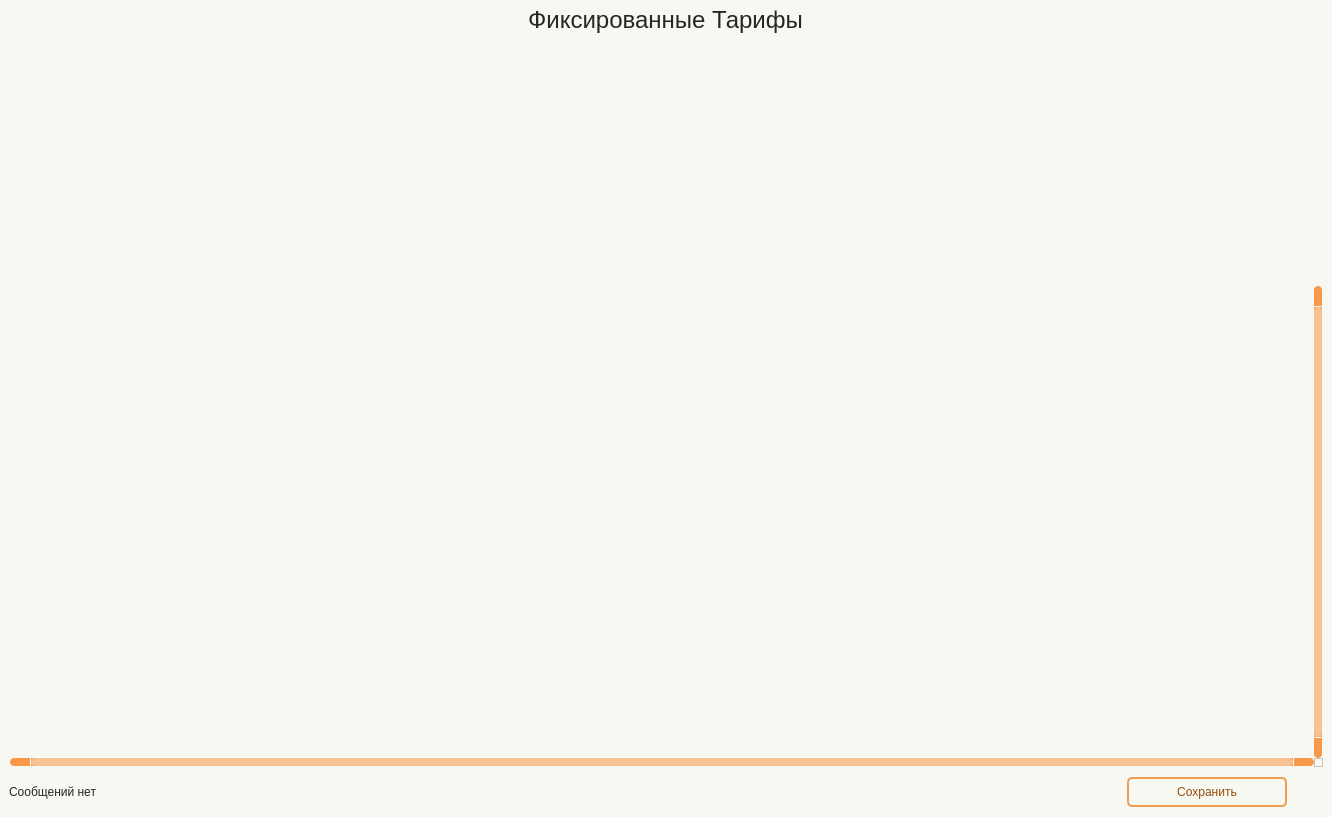
Qt form app/ui/windows/fixed_costs.ui (Masik84/Procurement_app) before a commit.
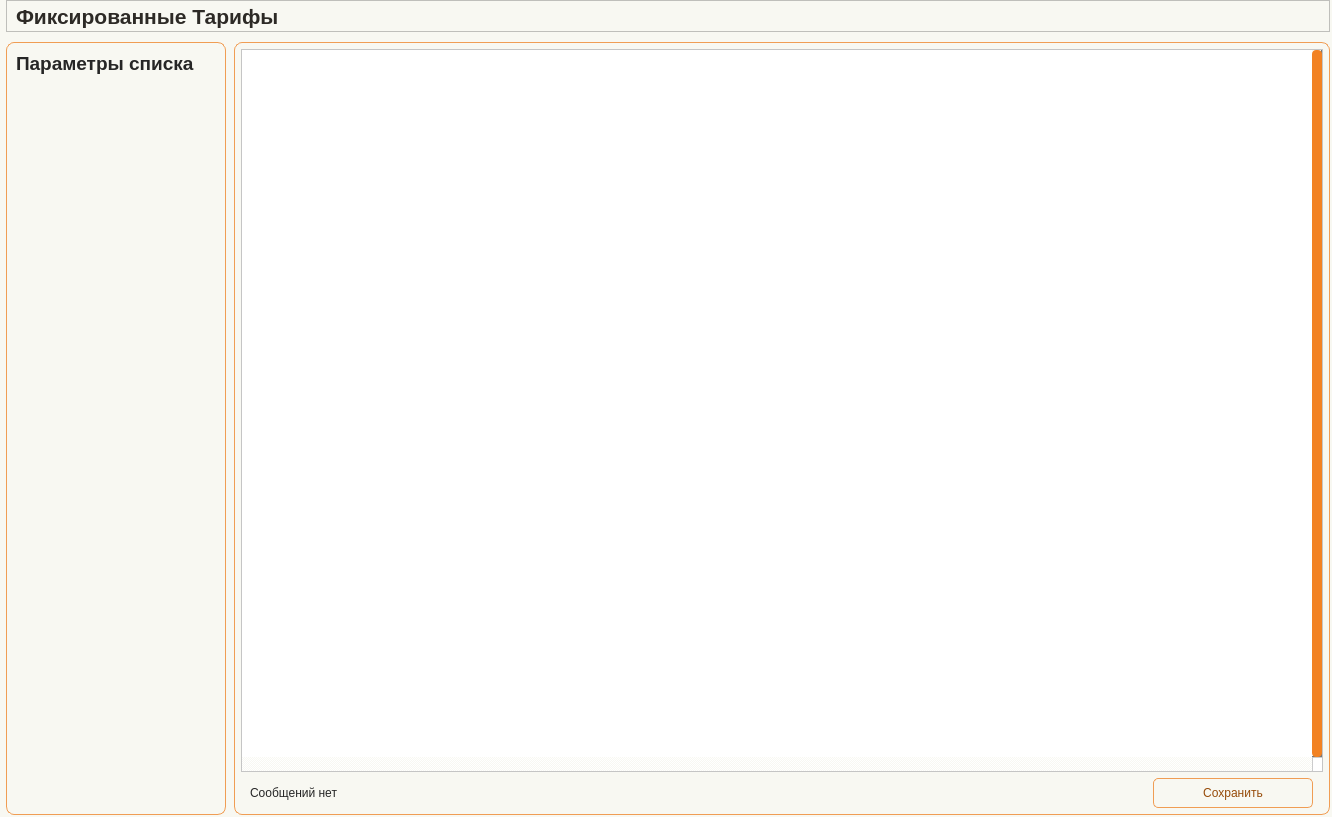
The same form after that commit. Icons and pictures are not drawn.

```diff
--- a/app/ui/windows/fixed_costs.ui
+++ b/app/ui/windows/fixed_costs.ui
@@ -20,411 +20,85 @@
    <string>Form</string>
   </property>
   <property name="styleSheet">
-   <string notr="true">Form.QWidget{border: 2px solid #f28223;}
+   <string notr="true">/* ===== BASE PREVIEW STYLE FOR DESIGNER ===== */
 
-QWidget{
-	background-color: #f8f8f2;
+QWidget {
+    background-color: #f8f8f2;
+    color: #262626;
+    font: 10pt &quot;Tahoma&quot;;
 }
 
-#Title_label.QLabel {
-color: #262626;
-font: 18pt &quot;Tahoma&quot;;
-}
+/* ===== LABELS ===== */
 
 QLabel {
-color: #262626;
-font: 10pt &quot;Tahoma&quot;;
+    color: #262626;
 }
 
+#Title_label {
+    font: 16pt &quot;Tahoma&quot;;
+    font-weight: 700;
+    color: #2D2A26;
+}
+
+QLabel#label_filter_title {
+    font: 14pt &quot;Tahoma&quot;;
+    font-weight: 700;
+}
+
+/* ===== INPUTS ===== */
+
+QLineEdit, QComboBox, QDateEdit {
+    border: 1px solid #f09d54;
+    border-radius: 3px;
+    padding: 2px;
+    background-color: #ffffff;
+    color: #262626;
+}
+
+/* ===== BUTTONS ===== */
+
 QPushButton {
-	border: 2px solid #f09d54;
-	border-radius: 5px;
-	background-color: #f8f8f2;
-	color: #964b09;
-	font: 10pt &quot;Tahoma&quot;;
-}
-
-QPushButton:hover {
-	background-color: #f28223;
-	color: #ffffff;
-}
-
-QPushButton:pressed {
-	background-color: #f28223;
-	border: 2px solid #f28223;
-	color: #ffffff;
-}
-
-
-QTableWidget {	
-	background-color: #f8f8f2;
-	padding: 10px;
-	border-radius: 5px;
-	gridline-color: #f8994a;
-    outline: none;
-	color: #262626;
-}
-QTableWidget::item{
-	border-color: #f8994a;
-	padding-left: 5px;
-	padding-right: 5px;
-	gridline-color: #f8994a;
-	color: #262626;
-	padding: 1px;
-    font: 7pt &quot;Tahoma&quot;; 
-}
-QTableWidget::item:selected{
-	background-color: #f28223;
-    color: #ffffff;
-}
-QTableWidget::item:editable {
-	background-color: #fff5cc;
-	border: #ffffff;
-}
-QTableWidget::item:focus {
-	background-color: #f28223;
-	border: 2px solid #ffffff;
-}
-QHeaderView::section{
-	background-color: #f8f8f2;
-	border: none;
-	border-style: none;
-}
-QTableWidget::horizontalHeader {	
-	background-color: #f8994a;
-	font: 10pt &quot;Tahoma&quot;;
-}
-QHeaderView::section:horizontal {
-    border: 1px solid #f8994a;
-	background-color: #ffd4af;
-	padding: 3px;
-	border-top-left-radius: 7px;
-    border-top-right-radius: 7px;
-    color: #262626;
-}
-QHeaderView::section:vertical {
-    border: 1px solid #f8994a;
-	color: #262626;
-}
-
-QLineEdit {
-	background-color: #f8f8f2;
-	border-radius: 5px;
-	border: 2px solid #f09d54;
-	padding-left: 10px;
-	selection-color: rgb(255, 255, 255);
-	selection-background-color: #f28223;
-    color: #262626;
-}
-QLineEdit:hover {
-	border: 2px solid #f28223;
-}
-QLineEdit:focus {
-	border: 2px solid #f28223;
-}
-
-/* Стили для множественного выбора */
-QListWidget {
-    background-color: #f8f8f2;
-    border: 2px solid #f09d54;
-    border-radius: 5px;
-    color: #262626;
-    font: 10pt &quot;Tahoma&quot;;
-}
-
-QListWidget::item {
-    padding: 5px;
-    border-bottom: 1px solid #f8994a;
-}
-
-QListWidget::item:selected {
-    background-color: #f28223;
-    color: #ffffff;
-}
-
-QListWidget::item:hover {
-    background-color: #ffd4af;
-}
-
-/* Улучшенная видимость чекбоксов */
-QCheckBox::indicator {
-    width: 16px;
-    height: 16px;
-}
-
-QCheckBox::indicator:unchecked {
-    border: 2px solid #f09d54;
-    background-color: #f8f8f2;
-    border-radius: 3px;
-}
-
-QCheckBox::indicator:checked {
-    border: 2px solid #f28223;
-    background-color: #f28223;
-    border-radius: 3px;
-    image: url(:/icon/icon/check.svg);
-}
-
-QCheckBox::indicator:hover {
-    border: 2px solid #f28223;
-}
-
-QComboBox {
-	background-color: #f8f8f2;
-	border-radius: 5px;
-	border: 2px solid #f09d54;
-	padding-left: 10px;
-	selection-color: #f28223;
-	selection-background-color: #f28223;
-    color: #262626;
-	font: 9pt &quot;Tahoma&quot;;
-}
-QComboBox:hover {
-	border: 2px solid #f28223;
-	
-}
-QComboBox:focus {
-	border: 2px solid #f28223;
-}
-
-QComboBox QAbstractItemView::item {
-	color: #262626;
-}
-QComboBox QAbstractItemView::item::selected {
-	background-color: #f09d54;
-	color: #ffffff;
-}
-
-QComboBox::down-arrow {
-	
-	image: url(:/icon/icon/chevron-down — копия — копия.svg);
-}
-QComboBox::drop-down {
-    subcontrol-origin: padding;
-    subcontrol-position: top right;
-    width: 15px;
-    border-left-width: 1px;
-    border-left-color: #f8994a;
-    border-left-style: solid; /* just a single line */
-    border-top-right-radius: 3px; /* same radius as the QComboBox */
-    border-bottom-right-radius: 3px;
-	color: #262626;
-}
-
-QScrollBar:horizontal {
-    border: none;
-    background: #f8994a;
-    height: 8px;
-    margin: 0px 21px 0 21px;
-	border-radius: 0px;
-}
-QScrollBar::handle:horizontal {
-    background: #f6c294;
-    min-width: 20px;
-	border-radius: 4px
-}
-QScrollBar::add-line:horizontal {
-    border: none;
-    background: #f8994a;
-    width: 20px;
-	border-top-right-radius: 4px;
-    border-bottom-right-radius: 4px;
-    subcontrol-position: right;
-    subcontrol-origin: margin;
-}
-QScrollBar::sub-line:horizontal {
-    border: none;
-    background: #f8994a;
-    width: 20px;
-	border-top-left-radius: 4px;
-    border-bottom-left-radius: 4px;
-    subcontrol-position: left;
-    subcontrol-origin: margin;
-}
-QScrollBar::up-arrow:horizontal, QScrollBar::down-arrow:horizontal
-{
-     background: none;
-}
-QScrollBar::add-page:horizontal, QScrollBar::sub-page:horizontal
-{
-     background: none;
-}
- QScrollBar:vertical {
-	border: none;
-    background-color: #f8994a;
-    width: 8px;
-    margin: 21px 0 21px 0;
-	border-radius: 0px;
- }
- QScrollBar::handle:vertical {	
-	background: #f6c294;
-    min-height: 25px;
-	border-radius: 4px
- }
- QScrollBar::add-line:vertical {
-     border: none;
-    background: #f8994a;
-     height: 20px;
-	border-bottom-left-radius: 4px;
-    border-bottom-right-radius: 4px;
-     subcontrol-position: bottom;
-     subcontrol-origin: margin;
- }
- QScrollBar::sub-line:vertical {
-	border: none;
-    background: #f8994a;
-     height: 20px;
-	border-top-left-radius: 4px;
-    border-top-right-radius: 4px;
-     subcontrol-position: top;
-     subcontrol-origin: margin;
- }
- QScrollBar::up-arrow:vertical, QScrollBar::down-arrow:vertical {
-     background: none;
- }
-
- QScrollBar::add-page:vertical, QScrollBar::sub-page:vertical {
-     background: none;
- }
-
-QDateEdit {
-    background-color: #f8f8f2;
-    border-radius: 5px;
-    border: 2px solid #f09d54;
-    padding-left: 10px; /* Add left padding */
-    padding-right: 10px; /* Add right padding to accommodate the dropdown arrow */
-    color: #262626;
-    font: 10pt &quot;Tahoma&quot;;
-    min-width: 80px; /* Minimum width to prevent text clipping */
-}
-
-QDateEdit:hover {
-    border: 2px solid #f28223;
-}
-
-QDateEdit:focus {
-    border: 2px solid #f28223;
-}
-
-QDateEdit::drop-down {
-    subcontrol-origin: padding;
-    subcontrol-position: top right;
-    width: 25px; /* Keep the dropdown arrow width */
-    border-left-width: 1px;
-    border-left-color: #f8994a;
-    border-left-style: solid;
-    border-top-right-radius: 3px;
-    border-bottom-right-radius: 3px;
-    background-color: #f8f8f2;
-}
-
-QDateEdit::down-arrow {
-	image: url(:/icon/icon/chevron-down — копия — копия.svg);
-    width: 16px;
-    height: 16px;
-}
-
-/* Calendar Styling */
-QCalendarWidget {
-    background-color: #f8f8f2;
-    border: 2px solid #f28223;
-    color: #262626;
-}
-
-QCalendarWidget QWidget {
-    color: #262626;
-}
-
-QCalendarWidget QAbstractItemView {
-    background-color: #f8f8f2;
-    selection-background-color: #f28223;
-    selection-color: #ffffff;
-}
-
-QCalendarWidget QToolButton {
-    background-color: #ffd4af;
-    color: #262626;
-    font: 10pt &quot;Tahoma&quot;;
-    border-radius: 3px;
-    padding: 5px;
-}
-
-QCalendarWidget QToolButton:hover {
-    background-color: #f28223;
-    color: #ffffff;
-}
-
-QCalendarWidget QMenu {
-    background-color: #f8f8f2;
-    border: 1px solid #f28223;
-}
-
-QCalendarWidget QSpinBox {
-    background-color: #f8f8f2;
-    color: #262626;
     border: 1px solid #f09d54;
+    border-radius: 5px;
+    background-color: #f8f8f2;
+    color: #964b09;
+    padding: 4px;
 }
 
-QCalendarWidget QSpinBox::up-button {
-    subcontrol-origin: border;
-    subcontrol-position: top right;
-    width: 15px;
-    border-left-width: 1px;
-    border-left-color: #f8994a;
-    border-left-style: solid;
-}
+/* ===== TABLE ===== */
 
-QCalendarWidget QSpinBox::down-button {
-    subcontrol-origin: border;
-    subcontrol-position: bottom right;
-    width: 15px;
-    border-left-width: 1px;
-    border-left-color: #f8994a;
-    border-left-style: solid;
+QTableWidget {
+    background-color: #ffffff;
+    gridline-color: #f28223;
+    selection-background-color: #f5d3b5;
+    selection-color: #262626;
 }
 
-QCalendarWidget QSpinBox::up-arrow {
-	image: url(:/icon/icon/chevron-up — копия — копия.svg);
-    width: 10px;
-    height: 10px;
+QHeaderView::section {
+    background-color: #f5d3b5;
+    border: 1px solid #f28223;
+    padding: 3px;
 }
 
-QCalendarWidget QSpinBox::down-arrow {
-	image: url(:/icon/icon/chevron-down — копия — копия.svg);
-    width: 10px;
-    height: 10px;
+/* ===== FRAMES ===== */
+
+QFrame#frame_LeftPanel, 
+QFrame#frame_RightPanel {
+    border: 1px solid #f28223;
+    border-radius: 5px;
 }
 
-QTabWidget::pane {
-    border: none;
+/* ===== SCROLL ===== */
+
+QScrollBar:vertical {
     background: #f8f8f2;
+    width: 10px;
 }
 
-QTabBar::tab {
-    background-color: #ffd4af;   /* как шапка таблицы */
-    color: #262626;
-    padding: 6px 12px;
-    min-height: 24px;
-    border: 1px solid #f8994a;
-    border-bottom: none;
-    margin-right: 2px;
-}
-
-QTabBar::tab:selected {
-    background-color: #f28223;
-    color: #ffffff;
-}
-
-QTabBar::tab:!selected {
-    background-color: #ffd4af;
-    color: #262626;
-}
-
-QTabBar::tab:hover:!selected {
-    background-color: #f6c294;
-    color: #262626;
-}
-</string>
+QScrollBar::handle:vertical {
+    background: #f28223;
+    border-radius: 4px;
+}</string>
   </property>
   <layout class="QHBoxLayout" name="horizontalLayout">
    <property name="leftMargin">
@@ -443,40 +117,70 @@
     <widget class="QWidget" name="widget" native="true">
      <layout class="QVBoxLayout" name="verticalLayout">
       <property name="spacing">
-       <number>0</number>
+       <number>10</number>
       </property>
       <property name="leftMargin">
-       <number>0</number>
+       <number>6</number>
       </property>
       <property name="topMargin">
        <number>0</number>
       </property>
       <property name="rightMargin">
+       <number>2</number>
+      </property>
+      <property name="bottomMargin">
+       <number>2</number>
+      </property>
+      <item>
+       <widget class="QFrame" name="frame">
+        <property name="minimumSize">
+         <size>
+          <width>0</width>
+          <height>32</height>
+         </size>
+        </property>
+        <property name="maximumSize">
+         <size>
+          <width>16777215</width>
+          <height>32</height>
+         </size>
+        </property>
+        <property name="frameShape">
+         <enum>QFrame::Shape::StyledPanel</enum>
+        </property>
+        <property name="frameShadow">
+         <enum>QFrame::Shadow::Raised</enum>
+        </property>
+        <layout class="QHBoxLayout" name="horizontalLayout_2">
+         <property name="spacing">
        <number>0</number>
       </property>
+         <property name="topMargin">
+          <number>0</number>
+         </property>
       <property name="bottomMargin">
-       <number>9</number>
-      </property>
-      <item alignment="Qt::AlignmentFlag::AlignHCenter">
+          <number>0</number>
+         </property>
+         <item>
        <widget class="QLabel" name="Title_label">
         <property name="minimumSize">
          <size>
           <width>0</width>
-          <height>40</height>
+             <height>30</height>
          </size>
         </property>
         <property name="maximumSize">
          <size>
           <width>16777215</width>
-          <height>40</height>
+             <height>30</height>
          </size>
         </property>
         <property name="font">
          <font>
           <family>Tahoma</family>
-          <pointsize>18</pointsize>
+             <pointsize>16</pointsize>
           <italic>false</italic>
-          <bold>false</bold>
+             <bold>true</bold>
          </font>
         </property>
         <property name="layoutDirection">
@@ -485,8 +189,84 @@
         <property name="text">
          <string>Фиксированные Тарифы</string>
         </property>
-        <property name="alignment">
-         <set>Qt::AlignmentFlag::AlignCenter</set>
+          </widget>
+         </item>
+         <item>
+          <spacer name="horizontalSpacer">
+           <property name="orientation">
+            <enum>Qt::Orientation::Horizontal</enum>
+           </property>
+           <property name="sizeHint" stdset="0">
+            <size>
+             <width>1022</width>
+             <height>20</height>
+            </size>
+           </property>
+          </spacer>
+         </item>
+        </layout>
+       </widget>
+      </item>
+      <item>
+       <widget class="QFrame" name="frame_Content">
+        <property name="frameShape">
+         <enum>QFrame::Shape::NoFrame</enum>
+        </property>
+        <property name="frameShadow">
+         <enum>QFrame::Shadow::Plain</enum>
+        </property>
+        <layout class="QHBoxLayout" name="horizontalLayout_content">
+         <property name="spacing">
+          <number>8</number>
+         </property>
+         <property name="leftMargin">
+          <number>0</number>
+         </property>
+         <property name="topMargin">
+          <number>0</number>
+         </property>
+         <property name="rightMargin">
+          <number>0</number>
+         </property>
+         <property name="bottomMargin">
+          <number>0</number>
+         </property>
+         <item>
+          <widget class="QFrame" name="frame_LeftPanel">
+           <property name="minimumSize">
+            <size>
+             <width>220</width>
+             <height>0</height>
+            </size>
+           </property>
+           <property name="maximumSize">
+            <size>
+             <width>220</width>
+             <height>16777215</height>
+            </size>
+           </property>
+           <property name="styleSheet">
+            <string notr="true">#frame_LeftPanel {border: 1px solid #f09d54; border-radius: 8px;}</string>
+           </property>
+           <property name="frameShape">
+            <enum>QFrame::Shape::StyledPanel</enum>
+           </property>
+           <property name="frameShadow">
+            <enum>QFrame::Shadow::Raised</enum>
+           </property>
+           <layout class="QVBoxLayout" name="verticalLayout_left">
+            <item>
+             <widget class="QLabel" name="label_filter_title">
+              <property name="font">
+               <font>
+                <family>Tahoma</family>
+                <pointsize>14</pointsize>
+                <italic>false</italic>
+                <bold>true</bold>
+               </font>
+              </property>
+              <property name="text">
+               <string>Параметры списка</string>
         </property>
        </widget>
       </item>
@@ -498,19 +278,56 @@
         <property name="sizeHint" stdset="0">
          <size>
           <width>20</width>
-          <height>15</height>
+                <height>20</height>
          </size>
         </property>
        </spacer>
       </item>
+            <item>
+             <spacer name="verticalSpacer_filters">
+              <property name="orientation">
+               <enum>Qt::Orientation::Vertical</enum>
+              </property>
+              <property name="sizeHint" stdset="0">
+               <size>
+                <width>20</width>
+                <height>450</height>
+               </size>
+              </property>
+             </spacer>
+            </item>
+           </layout>
+          </widget>
+         </item>
+         <item>
+          <widget class="QFrame" name="frame_RightPanel">
+           <property name="styleSheet">
+            <string notr="true">#frame_RightPanel {border: 1px solid #f09d54; border-radius: 8px;}</string>
+           </property>
+           <property name="frameShape">
+            <enum>QFrame::Shape::StyledPanel</enum>
+           </property>
+           <property name="frameShadow">
+            <enum>QFrame::Shadow::Raised</enum>
+           </property>
+           <layout class="QVBoxLayout" name="verticalLayout_right">
+            <property name="spacing">
+             <number>6</number>
+            </property>
+            <property name="leftMargin">
+             <number>6</number>
+            </property>
+            <property name="topMargin">
+             <number>6</number>
+            </property>
+            <property name="rightMargin">
+             <number>6</number>
+            </property>
+            <property name="bottomMargin">
+             <number>6</number>
+            </property>
       <item>
        <widget class="QTableWidget" name="table">
-        <property name="minimumSize">
-         <size>
-          <width>0</width>
-          <height>500</height>
-         </size>
-        </property>
         <property name="verticalScrollBarPolicy">
          <enum>Qt::ScrollBarPolicy::ScrollBarAlwaysOn</enum>
         </property>
@@ -612,6 +429,18 @@
             </size>
            </property>
            <layout class="QVBoxLayout" name="verticalLayout_5">
+                  <property name="leftMargin">
+                   <number>9</number>
+                  </property>
+                  <property name="topMargin">
+                   <number>0</number>
+                  </property>
+                  <property name="rightMargin">
+                   <number>0</number>
+                  </property>
+                  <property name="bottomMargin">
+                   <number>0</number>
+                  </property>
             <item>
              <widget class="QLabel" name="label_msg">
               <property name="text">
@@ -632,7 +461,7 @@
            </property>
            <property name="maximumSize">
             <size>
-             <width>250</width>
+                   <width>180</width>
              <height>16777215</height>
             </size>
            </property>
@@ -673,6 +502,12 @@
                <iconset resource="../resource.qrc">
                 <normaloff>:/icon/icon/save — копия — копия.svg</normaloff>:/icon/icon/save — копия — копия.svg</iconset>
               </property>
+                   </widget>
+                  </item>
+                 </layout>
+                </widget>
+               </item>
+              </layout>
              </widget>
             </item>
            </layout>
```
Lines whose indentation alone changed are shown as unchanged.
